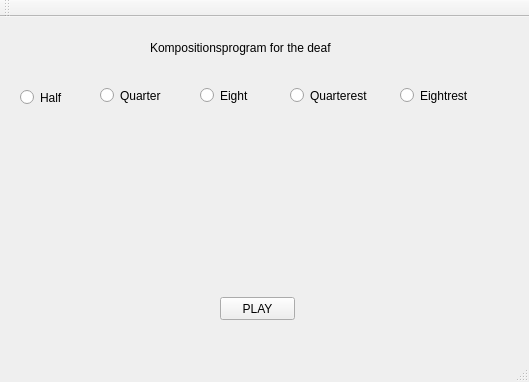
Telwa1a/Labb4, file kompositor_v2/kompositor_v2/kompositor_v2.ui: the form before one commit.
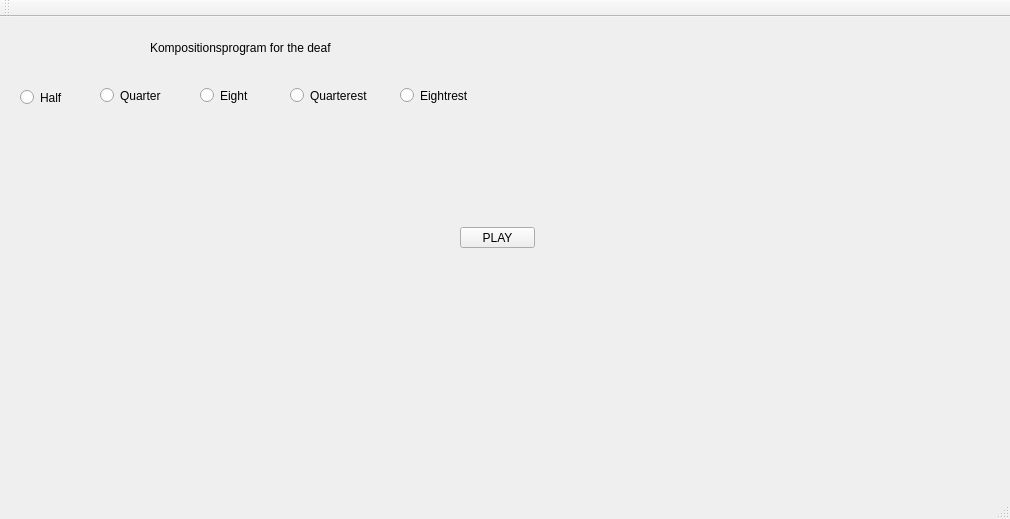
The form after the commit. Icons and pictures are not drawn.

```diff
--- a/kompositor_v2/kompositor_v2/kompositor_v2.ui
+++ b/kompositor_v2/kompositor_v2/kompositor_v2.ui
@@ -6,8 +6,8 @@
    <rect>
     <x>0</x>
     <y>0</y>
-    <width>529</width>
-    <height>382</height>
+    <width>1010</width>
+    <height>519</height>
    </rect>
   </property>
   <property name="windowTitle">
@@ -138,10 +138,10 @@
    <widget class="QPushButton" name="playButton">
     <property name="geometry">
      <rect>
-      <x>220</x>
-      <y>280</y>
+      <x>460</x>
+      <y>210</y>
       <width>75</width>
-      <height>23</height>
+      <height>21</height>
      </rect>
     </property>
     <property name="text">
@@ -151,10 +151,10 @@
    <widget class="QLabel" name="sheet">
     <property name="geometry">
      <rect>
-      <x>10</x>
-      <y>100</y>
-      <width>491</width>
-      <height>181</height>
+      <x>100</x>
+      <y>300</y>
+      <width>931</width>
+      <height>143</height>
      </rect>
     </property>
     <property name="text">
```
Left out of the diff: 4 changed lines with no effect on the pictures.
